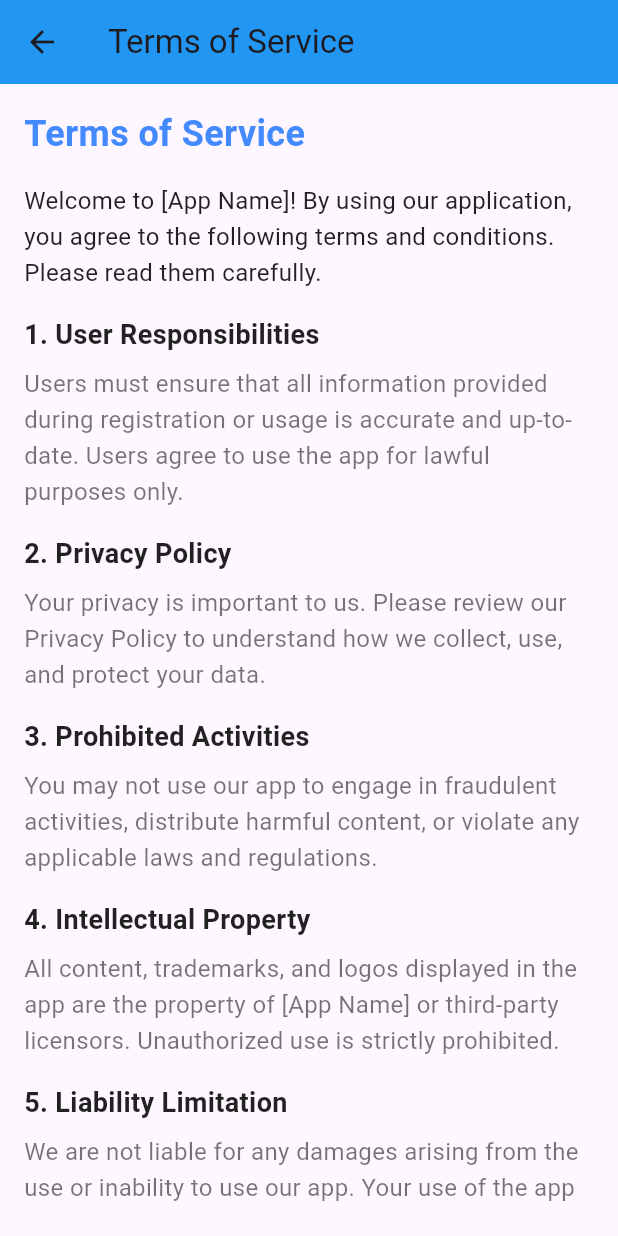
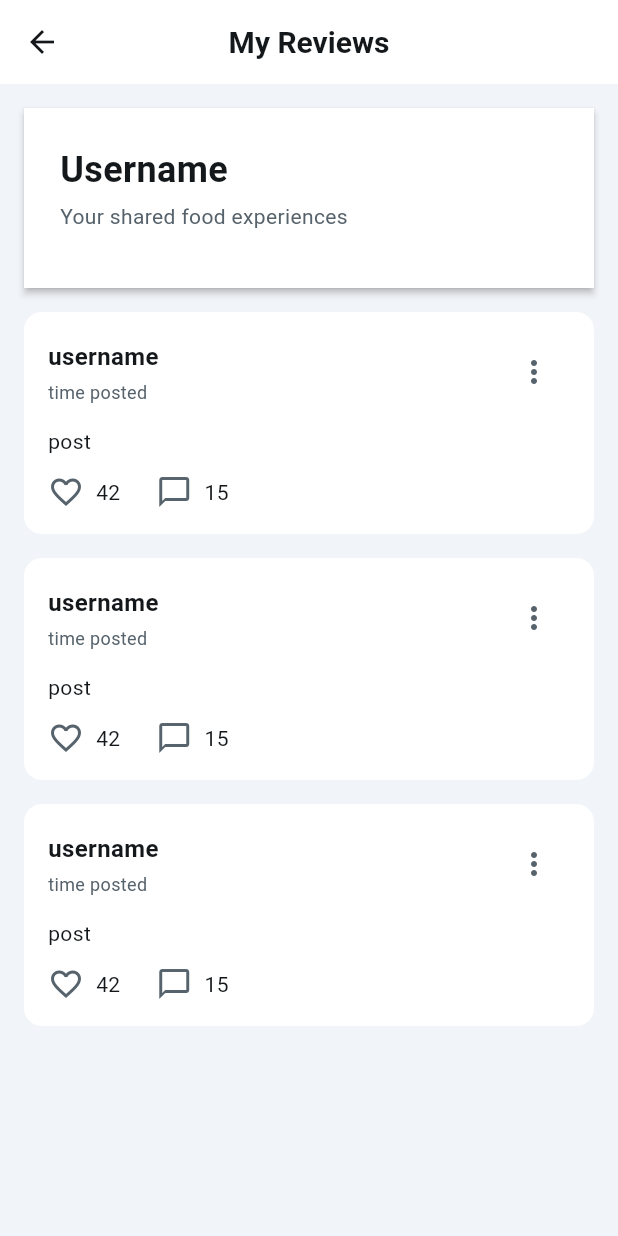
Before and after one commit to moodyys/foodiefinder1, a Flutter app: the myreviews screen opened directly, on a phone screen of 412 x 824 dp. Run offline on Flutter 3.47's test engine with Material 3 defaults, Android fonts, the light colour scheme and no system bars; our stand-ins replace firebase_auth, firebase_core, fl_chart, font_awesome_flutter, google_fonts; accounts and stored records are empty.

Commit message:
edited screens

```diff
--- a/lib/myreviews.dart
+++ b/lib/myreviews.dart
@@ -1,106 +1,89 @@
 import 'package:flutter/material.dart';
 
-class myreviews extends StatelessWidget {
+class myreviews extends StatefulWidget {
   const myreviews({Key? key}) : super(key: key);
 
   @override
+  State<myreviews> createState() => _MyReviewsWidgetState();
+}
+
+class _MyReviewsWidgetState extends State<myreviews> {
+  final scaffoldKey = GlobalKey<ScaffoldState>();
+
+  @override
   Widget build(BuildContext context) {
-    return Scaffold(
+    return GestureDetector(
+      onTap: () {
+        FocusScope.of(context).unfocus();
+      },
+      child: Scaffold(
+        key: scaffoldKey,
+        backgroundColor: const Color(0xFFF1F4F8),
         appBar: AppBar(
-        title: const Text('Terms of Service'),
-        backgroundColor: Colors.blue,
+          backgroundColor: Colors.white,
+          elevation: 0,
+          leading: IconButton(
+            icon: const Icon(Icons.arrow_back, color: Color(0xFF14181B)),
+            onPressed: () {
+              Navigator.pop(context);
+            },
           ),
-      body: Padding(
-        padding: const EdgeInsets.all(16.0),
-        child: SingleChildScrollView(
+          title: const Text(
+            'My Reviews',
+            style: TextStyle(
+              fontSize: 20,
+              fontWeight: FontWeight.bold,
+              color: Color(0xFF14181B),
+            ),
+          ),
+          centerTitle: true,
+        ),
+        body: SingleChildScrollView(
           child: Column(
             crossAxisAlignment: CrossAxisAlignment.start,
             children: [
-              // Title Section
+              Padding(
+                padding: const EdgeInsets.all(16.0),
+                child: Material(
+                  color: Colors.transparent,
+                  elevation: 2,
+                  child: Container(
+                    width: double.infinity,
+                    height: 120,
+                    decoration: const BoxDecoration(
+                      color: Colors.white,
+                    ),
+                    child: const Padding(
+                      padding: EdgeInsets.all(24.0),
+                      child: Column(
+                        crossAxisAlignment: CrossAxisAlignment.start,
+                        children: [
                           Text(
-                'Terms of Service',
+                            'Username',
                             style: TextStyle(
                               fontSize: 24,
-                  fontWeight: FontWeight.bold,
-                  color: Colors.blueAccent,
+                              fontWeight: FontWeight.w600,
+                              color: Color(0xFF14181B),
                             ),
                           ),
-              const SizedBox(height: 16),
-              // Introduction Section
-              const Text(
-                'Welcome to [App Name]! By using our application, you agree to the following terms and conditions. Please read them carefully.',
+                          SizedBox(height: 4),
+                          Text(
+                            'Your shared food experiences',
                             style: TextStyle(
-                  fontSize: 16,
-                  color: Colors.black87,
-                  height: 1.5,
+                              fontSize: 14,
+                              color: Color(0xFF57636C),
                             ),
                           ),
-              const SizedBox(height: 16),
-              // Terms Section
-              buildSection(
-                title: '1. User Responsibilities',
-                content:
-                'Users must ensure that all information provided during registration or usage is accurate and up-to-date. Users agree to use the app for lawful purposes only.',
-              ),
-              const SizedBox(height: 16),
-              buildSection(
-                title: '2. Privacy Policy',
-                content:
-                'Your privacy is important to us. Please review our Privacy Policy to understand how we collect, use, and protect your data.',
-              ),
-              const SizedBox(height: 16),
-              buildSection(
-                title: '3. Prohibited Activities',
-                content:
-                'You may not use our app to engage in fraudulent activities, distribute harmful content, or violate any applicable laws and regulations.',
-              ),
-              const SizedBox(height: 16),
-              buildSection(
-                title: '4. Intellectual Property',
-                content:
-                'All content, trademarks, and logos displayed in the app are the property of [App Name] or third-party licensors. Unauthorized use is strictly prohibited.',
-              ),
-              const SizedBox(height: 16),
-              buildSection(
-                title: '5. Liability Limitation',
-                content:
-                'We are not liable for any damages arising from the use or inability to use our app. Your use of the app is at your own risk.',
-              ),
-              const SizedBox(height: 16),
-              buildSection(
-                title: '6. Amendments',
-                content:
-                'We reserve the right to update these terms at any time. Continued use of the app indicates your acceptance of the updated terms.',
-              ),
-              const SizedBox(height: 20),
-              // Conclusion Section
-              Text(
-                'Thank you for using [App Name]. If you have any questions or concerns, please contact us at support@appname.com.',
-                style: TextStyle(
-                  fontSize: 16,
-                  color: Colors.black87,
-                  height: 1.5,
+                        ],
                       ),
                     ),
-              const SizedBox(height: 20),
-              // Acknowledgement Button
-              Center(
-                child: ElevatedButton(
-                  onPressed: () {
-                    Navigator.pop(context);
-                  },
-                  style: ElevatedButton.styleFrom(
-                    backgroundColor: Colors.blue,
-                    padding:
-                    const EdgeInsets.symmetric(horizontal: 40, vertical: 12),
-                  ),
-                  child: const Text(
-                    'I Acknowledge',
-                    style: TextStyle(
-                      fontSize: 16,
-                      color: Colors.white,
                   ),
                 ),
+              ),
+              Padding(
+                padding: const EdgeInsets.symmetric(horizontal: 16.0),
+                child: Column(
+                  children: List.generate(3, (index) => buildReviewCard(context)),
                 ),
               ),
             ],
@@ -110,29 +93,105 @@ class myreviews extends StatelessWidget {
     );
   }
 
-  // Helper function to build a styled section
-  Widget buildSection({required String title, required String content}) {
-    return Column(
+  Widget buildReviewCard(BuildContext context) {
+    return Padding(
+      padding: const EdgeInsets.only(bottom: 16.0),
+      child: Container(
+        width: double.infinity,
+        decoration: BoxDecoration(
+          color: Colors.white,
+          borderRadius: BorderRadius.circular(12),
+        ),
+        child: Padding(
+          padding: const EdgeInsets.all(16.0),
+          child: Column(
             crossAxisAlignment: CrossAxisAlignment.start,
             children: [
+              Row(
+                mainAxisAlignment: MainAxisAlignment.spaceBetween,
+                children: [
+                  Column(
+                    crossAxisAlignment: CrossAxisAlignment.start,
+                    children: const [
                       Text(
-          title,
-          style: const TextStyle(
-            fontSize: 18,
-            fontWeight: FontWeight.bold,
-            color: Colors.black87,
+                        'username',
+                        style: TextStyle(
+                          fontSize: 16,
+                          fontWeight: FontWeight.w600,
+                          color: Color(0xFF14181B),
                         ),
                       ),
-        const SizedBox(height: 8),
+                      SizedBox(height: 4),
                       Text(
-          content,
-          style: const TextStyle(
-            fontSize: 16,
-            color: Colors.black54,
-            height: 1.5,
+                        'time posted',
+                        style: TextStyle(
+                          fontSize: 12,
+                          color: Color(0xFF57636C),
                         ),
                       ),
                     ],
+                  ),
+                  IconButton(
+                    icon: const Icon(
+                      Icons.more_vert,
+                      color: Color(0xFF57636C),
+                    ),
+                    onPressed: () {
+                      print('Options button pressed');
+                    },
+                  ),
+                ],
+              ),
+              const SizedBox(height: 12),
+              const Text(
+                'post',
+                style: TextStyle(
+                  fontSize: 14,
+                  color: Color(0xFF14181B),
+                ),
+              ),
+              const SizedBox(height: 12),
+              Row(
+                children: [
+                  Row(
+                    children: const [
+                      Icon(
+                        Icons.favorite_border,
+                        color: Color(0xFF57636C),
+                      ),
+                      SizedBox(width: 8),
+                      Text(
+                        '42',
+                        style: TextStyle(
+                          fontSize: 14,
+                          color: Color(0xFF14181B),
+                        ),
+                      ),
+                    ],
+                  ),
+                  const SizedBox(width: 24),
+                  Row(
+                    children: const [
+                      Icon(
+                        Icons.chat_bubble_outline,
+                        color: Color(0xFF57636C),
+                      ),
+                      SizedBox(width: 8),
+                      Text(
+                        '15',
+                        style: TextStyle(
+                          fontSize: 14,
+                          color: Color(0xFF14181B),
+                        ),
+                      ),
+                    ],
+                  ),
+                ],
+              ),
+            ],
+          ),
+        ),
+      ),
     );
   }
 }
```
Also changed, not shown: 1 other file. Lines whose indentation alone changed are shown as unchanged.
